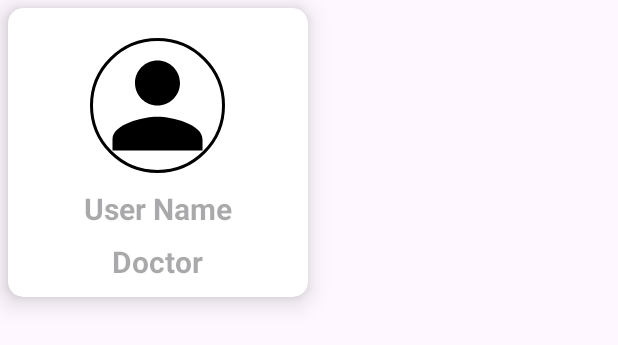
After one commit to DevP-ai/InnerTalk, an Android app: the layout user_design_layout.xml on its own in the app's theme, with its tools: preview values and no code run, on a phone screen of 412 x 824 dp. The commit adds this screen. Shown: the top 345 px of the screen. Run offline under Robolectric (Android 15) with nearby library versions, the phone set to English and light mode, and no system bars.

Commit message:
Showing Experts profile Design Created

```diff
--- /dev/null
+++ b/app/src/main/res/layout/user_design_layout.xml
@@ -0,0 +1,52 @@
+<?xml version="1.0" encoding="utf-8"?>
+<androidx.cardview.widget.CardView xmlns:android="http://schemas.android.com/apk/res/android"
+    android:layout_width="200dp"
+    android:layout_height="wrap_content"
+    xmlns:app="http://schemas.android.com/apk/res-auto"
+    app:cardElevation="10dp"
+    app:cardCornerRadius="10dp"
+    android:layout_margin="5dp">
+
+    <LinearLayout
+        android:layout_width="match_parent"
+        android:layout_height="match_parent"
+        android:orientation="vertical"
+        android:layout_margin="10dp">
+
+        <de.hdodenhof.circleimageview.CircleImageView
+            android:id="@+id/userProfile"
+            android:layout_width="90dp"
+            android:layout_height="90dp"
+            android:layout_gravity="center"
+            app:civ_border_color="@color/black"
+            app:civ_border_width="2dp"
+            android:layout_marginTop="10dp"
+            android:src="@drawable/ic_profile"
+            android:scaleType="centerCrop"/>
+
+        <TextView
+            android:id="@+id/userProfileName"
+            android:layout_width="wrap_content"
+            android:layout_height="wrap_content"
+            android:hint="User Name"
+            android:layout_gravity="center"
+            android:textSize="20sp"
+            android:textColor="@color/black"
+            android:textStyle="bold"
+            android:layout_marginTop="10dp"
+            android:layout_toRightOf="@id/userProfile"/>
+
+        <TextView
+            android:id="@+id/userProfileType"
+            android:layout_width="wrap_content"
+            android:layout_height="wrap_content"
+            android:hint="Doctor"
+            android:layout_gravity="center"
+            android:textSize="20sp"
+            android:textColor="@color/black"
+            android:textStyle="bold"
+            android:layout_marginTop="8dp"
+            android:layout_toRightOf="@id/userProfile"/>
+    </LinearLayout>
+
+</androidx.cardview.widget.CardView>
```
Also changed, not shown: app/src/main/java/com/developer/android/dev/freakycode/androidapp/innertalk/ExpertFragment.kt (+0 -38 lines), app/src/main/res/layout/fragment_expert.xml (+37 -7 lines).
